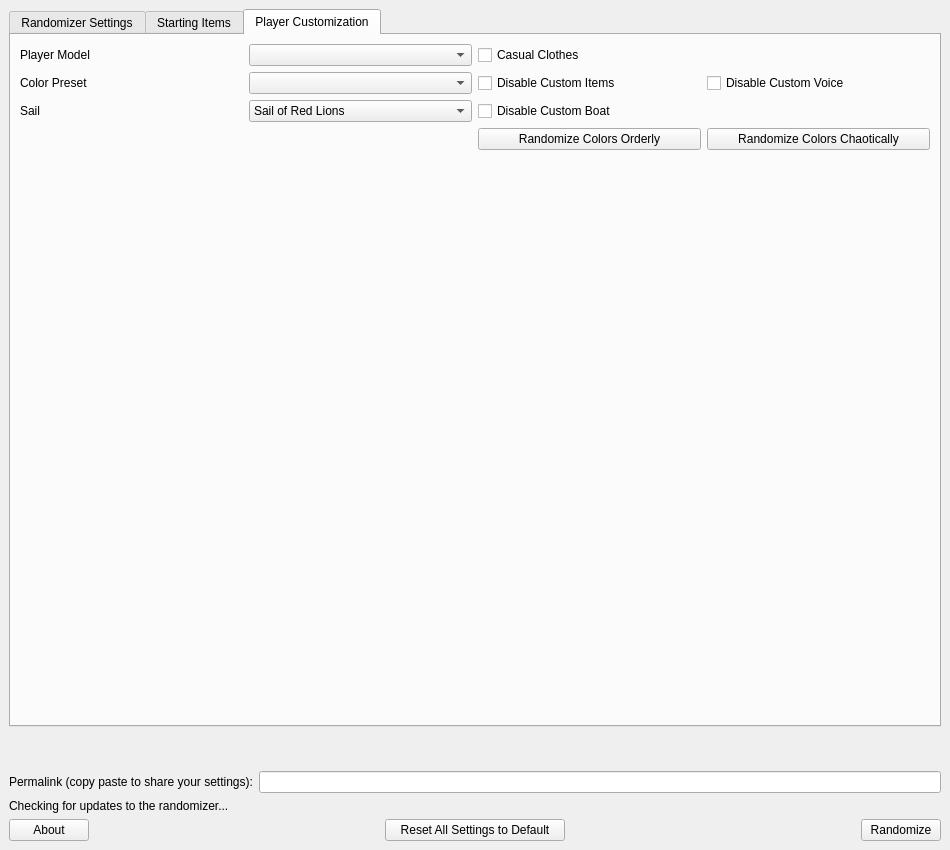
This is wwr_ui/randomizer_window.ui in wooferzfg/wwrando as Qt 5 draws it before an edit. The edited form follows.
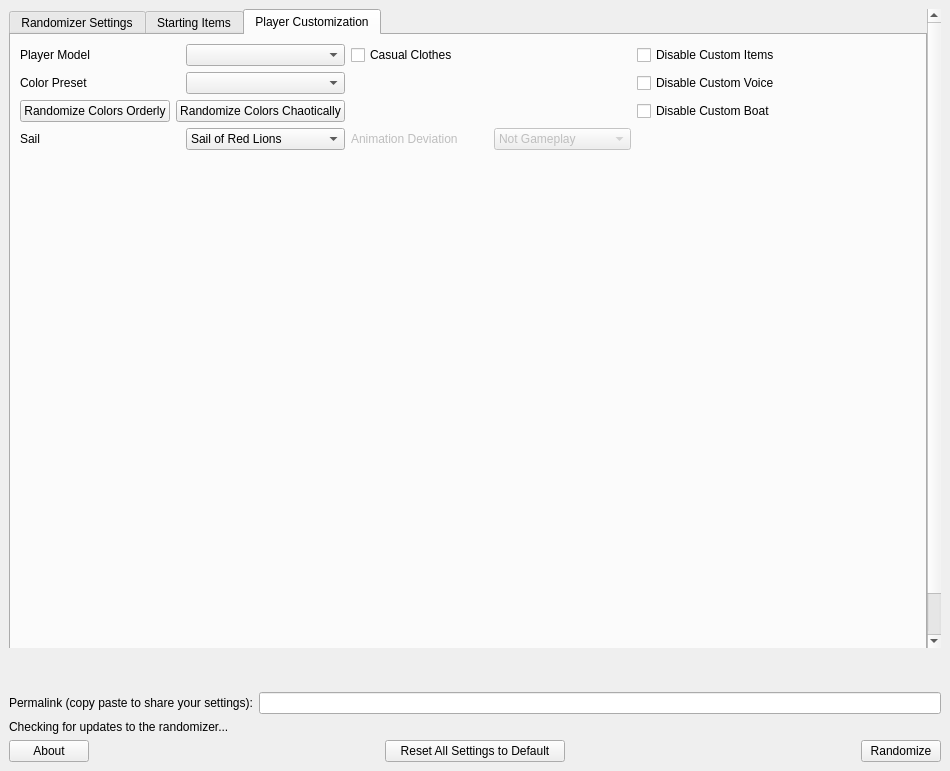
This is the edited form. The open tabs and pages were chosen to show the change.

```diff
--- a/wwr_ui/randomizer_window.ui
+++ b/wwr_ui/randomizer_window.ui
@@ -7,7 +7,7 @@
     <x>0</x>
     <y>0</y>
     <width>950</width>
-    <height>850</height>
+    <height>771</height>
    </rect>
   </property>
   <property name="windowTitle">
@@ -28,8 +28,8 @@
         <rect>
          <x>0</x>
          <y>0</y>
-         <width>944</width>
-         <height>753</height>
+         <width>932</width>
+         <height>637</height>
         </rect>
        </property>
        <layout class="QVBoxLayout" name="verticalLayout_4">
@@ -1303,28 +1303,6 @@
            <layout class="QVBoxLayout" name="verticalLayout_3">
             <item>
              <layout class="QGridLayout" name="grid_for_model_general_options">
-              <item row="3" column="2">
-               <layout class="QHBoxLayout" name="layout_for_disable_custom">
-                <item>
-                 <widget class="QCheckBox" name="disable_custom_boat">
-                  <property name="text">
-                   <string>Disable Custom Boat</string>
-                  </property>
-                 </widget>
-                </item>
-               </layout>
-              </item>
-              <item row="0" column="2">
-               <layout class="QHBoxLayout" name="layout_for_misc_custom">
-                <item>
-                 <widget class="QCheckBox" name="player_in_casual_clothes">
-                  <property name="text">
-                   <string>Casual Clothes</string>
-                  </property>
-                 </widget>
-                </item>
-               </layout>
-              </item>
               <item row="0" column="0">
                <layout class="QHBoxLayout" name="layout_for_custom_player_model">
                 <item>
@@ -1339,42 +1317,6 @@
                 </item>
                </layout>
               </item>
-              <item row="4" column="2">
-               <layout class="QHBoxLayout" name="layout_for_randomize_color_options">
-                <item>
-                 <widget class="QPushButton" name="randomize_all_custom_colors_together">
-                  <property name="text">
-                   <string>Randomize Colors Orderly</string>
-                  </property>
-                 </widget>
-                </item>
-                <item>
-                 <widget class="QPushButton" name="randomize_all_custom_colors_separately">
-                  <property name="text">
-                   <string>Randomize Colors Chaotically</string>
-                  </property>
-                 </widget>
-                </item>
-               </layout>
-              </item>
-              <item row="1" column="2">
-               <layout class="QHBoxLayout" name="horizontalLayout_3">
-                <item>
-                 <widget class="QCheckBox" name="disable_custom_player_items">
-                  <property name="text">
-                   <string>Disable Custom Items</string>
-                  </property>
-                 </widget>
-                </item>
-                <item>
-                 <widget class="QCheckBox" name="disable_custom_player_voice">
-                  <property name="text">
-                   <string>Disable Custom Voice</string>
-                  </property>
-                 </widget>
-                </item>
-               </layout>
-              </item>
               <item row="1" column="0">
                <layout class="QHBoxLayout" name="layout_for_custom_preset">
                 <item>
@@ -1389,22 +1331,6 @@
                 </item>
                </layout>
               </item>
-              <item row="4" column="0">
-               <widget class="QLabel" name="custom_model_comment">
-                <property name="maximumSize">
-                 <size>
-                  <width>810</width>
-                  <height>16777215</height>
-                 </size>
-                </property>
-                <property name="text">
-                 <string/>
-                </property>
-                <property name="wordWrap">
-                 <bool>true</bool>
-                </property>
-               </widget>
-              </item>
               <item row="3" column="0">
                <layout class="QHBoxLayout" name="layout_for_sail_color">
                 <item>
@@ -1435,6 +1361,112 @@
                 </item>
                </layout>
               </item>
+              <item row="0" column="3">
+               <widget class="QCheckBox" name="disable_custom_player_items">
+                <property name="text">
+                 <string>Disable Custom Items</string>
+                </property>
+               </widget>
+              </item>
+              <item row="1" column="3">
+               <widget class="QCheckBox" name="disable_custom_player_voice">
+                <property name="text">
+                 <string>Disable Custom Voice</string>
+                </property>
+               </widget>
+              </item>
+              <item row="0" column="2">
+               <widget class="QCheckBox" name="player_in_casual_clothes">
+                <property name="text">
+                 <string>Casual Clothes</string>
+                </property>
+               </widget>
+              </item>
+              <item row="2" column="0">
+               <layout class="QHBoxLayout" name="layout_for_randomize_color_options">
+                <item>
+                 <widget class="QPushButton" name="randomize_all_custom_colors_together">
+                  <property name="text">
+                   <string>Randomize Colors Orderly</string>
+                  </property>
+                 </widget>
+                </item>
+                <item>
+                 <widget class="QPushButton" name="randomize_all_custom_colors_separately">
+                  <property name="text">
+                   <string>Randomize Colors Chaotically</string>
+                  </property>
+                 </widget>
+                </item>
+               </layout>
+              </item>
+              <item row="2" column="3">
+               <widget class="QCheckBox" name="disable_custom_boat">
+                <property name="text">
+                 <string>Disable Custom Boat</string>
+                </property>
+               </widget>
+              </item>
+              <item row="1" column="2" rowspan="2">
+               <widget class="QLabel" name="custom_model_comment">
+                <property name="maximumSize">
+                 <size>
+                  <width>810</width>
+                  <height>16777215</height>
+                 </size>
+                </property>
+                <property name="text">
+                 <string/>
+                </property>
+                <property name="wordWrap">
+                 <bool>true</bool>
+                </property>
+               </widget>
+              </item>
+              <item row="3" column="2">
+               <layout class="QHBoxLayout" name="layout_for_custom_bck_entry">
+                <item>
+                 <widget class="QLabel" name="label_for_custom_bck_entry">
+                  <property name="enabled">
+                   <bool>false</bool>
+                  </property>
+                  <property name="text">
+                   <string>Animation Deviation</string>
+                  </property>
+                 </widget>
+                </item>
+                <item>
+                 <widget class="QComboBox" name="custom_bck_entry">
+                  <property name="enabled">
+                   <bool>false</bool>
+                  </property>
+                  <property name="currentIndex">
+                   <number>1</number>
+                  </property>
+                  <item>
+                   <property name="text">
+                    <string>No Changes</string>
+                   </property>
+                  </item>
+                  <item>
+                   <property name="text">
+                    <string>Not Gameplay</string>
+                   </property>
+                  </item>
+                  <item>
+                   <property name="text">
+                    <string>Basic Gameplay</string>
+                   </property>
+                  </item>
+                  <item>
+                   <property name="text">
+                    <string>All</string>
+                   </property>
+                  </item>
+                 </widget>
+                </item>
+               </layout>
+              </item>
              </layout>
             </item>
             <item>
```
